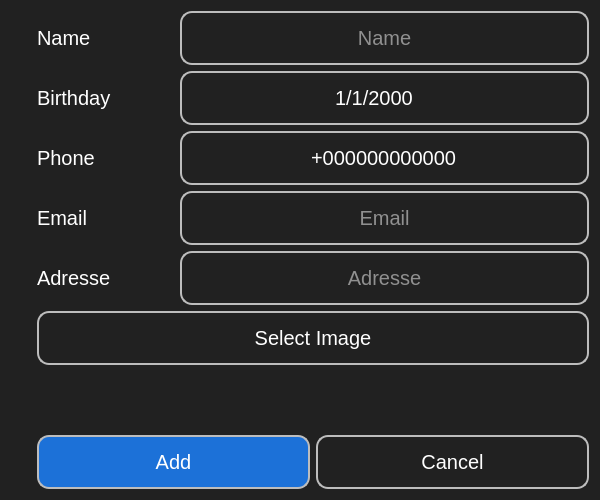
Qt form custom_widgets/personDetails/PersonDetails.ui (elmhadji/AccessController) before a commit.
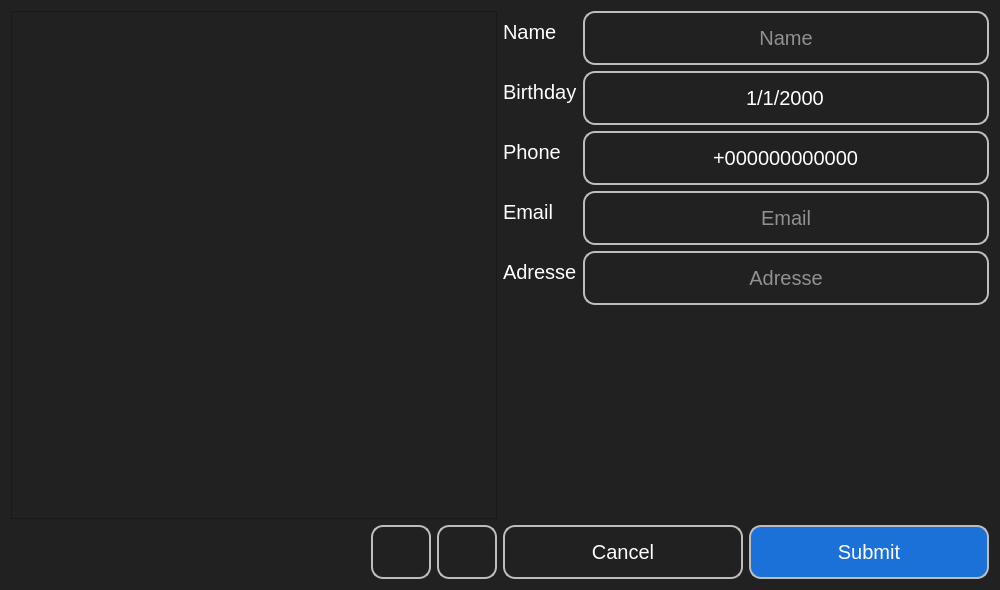
The same form after that commit. Icons and pictures are not drawn.

Commit message: -Refacture so they can work with multiples pictures -Redesigne so it allow to select multiples pictures

Patch:
```diff
--- a/custom_widgets/personDetails/PersonDetails.ui
+++ b/custom_widgets/personDetails/PersonDetails.ui
@@ -6,20 +6,20 @@
    <rect>
     <x>0</x>
     <y>0</y>
-    <width>600</width>
-    <height>500</height>
+    <width>1000</width>
+    <height>590</height>
    </rect>
   </property>
   <property name="minimumSize">
    <size>
-    <width>600</width>
-    <height>500</height>
+    <width>1000</width>
+    <height>590</height>
    </size>
   </property>
   <property name="maximumSize">
    <size>
-    <width>600</width>
-    <height>500</height>
+    <width>1000</width>
+    <height>590</height>
    </size>
   </property>
   <property name="windowTitle">
@@ -36,7 +36,7 @@
 	height:50px;
 	font-size:20px
 }
-QPushButton#addButton{
+QPushButton#submitButton{
 	background-color: rgb(28, 113, 216);
 }
 QLineEdit{
@@ -69,29 +69,6 @@
 	font-size: 20px; 
 }
 
-QDateEdit::up-button, QDateEdit::down-button { 
-	subcontrol-origin: border; 
-	subcontrol-position: right center; 
-	width: 20px; 
-	border: none; 
-	background: transparent; 
-}
-
-QDateEdit::up-arrow, QDateEdit::down-arrow { 
-	width: 10px; 
-	height: 10px; 
-	image: url(arrow.png); 
-}
-
-QDateEdit::up-arrow { 
-	top: -5px; 
-	transform: rotate(90deg); 
-}
-
-QDateEdit::down-arrow { 
-	bottom: -5px; 
-	transform: rotate(-90deg); 
-}
 
 QDateEdit::calendar-popup { 
 	border: 2px solid rgb(189, 189, 189); 
@@ -99,44 +76,91 @@
 }
 </string>
   </property>
-  <layout class="QHBoxLayout" name="horizontalLayout_3">
-   <item>
-    <layout class="QVBoxLayout" name="verticalLayout_3">
+  <layout class="QGridLayout" name="gridLayout">
+   <item row="0" column="0">
+    <layout class="QHBoxLayout" name="horizontalLayout_4">
      <item>
-      <widget class="QLabel" name="personPictureLabel">
-       <property name="text">
-        <string/>
-       </property>
-       <property name="pixmap">
-        <pixmap resource="../../resources/qrcs/addPerson.qrc">:/images/images/Person.jpg</pixmap>
-       </property>
-       <property name="alignment">
-        <set>Qt::AlignCenter</set>
-       </property>
-      </widget>
+      <layout class="QVBoxLayout" name="verticalLayout_2" stretch="2,0">
+       <item>
+        <widget class="QFrame" name="frame">
+         <property name="frameShape">
+          <enum>QFrame::StyledPanel</enum>
+         </property>
+         <property name="frameShadow">
+          <enum>QFrame::Raised</enum>
+         </property>
+         <layout class="QGridLayout" name="gridLayout_3">
+          <property name="leftMargin">
+           <number>0</number>
+          </property>
+          <item row="0" column="0">
+           <layout class="QGridLayout" name="gridPictures"/>
+          </item>
+         </layout>
+        </widget>
+       </item>
+       <item>
+        <layout class="QHBoxLayout" name="horizontalLayout_3">
+         <item>
+          <spacer name="horizontalSpacer">
+           <property name="orientation">
+            <enum>Qt::Horizontal</enum>
+           </property>
+           <property name="sizeHint" stdset="0">
+            <size>
+             <width>40</width>
+             <height>20</height>
+            </size>
+           </property>
+          </spacer>
+         </item>
+         <item>
+          <layout class="QHBoxLayout" name="horizontalLayout_2">
+           <item>
+            <widget class="QPushButton" name="resetButton">
+             <property name="minimumSize">
+              <size>
+               <width>60</width>
+               <height>0</height>
+              </size>
+             </property>
+             <property name="text">
+              <string/>
+             </property>
+             <property name="icon">
+              <iconset resource="../../resources/qrcs/addPerson.qrc">
+               <normaloff>:/icons/Icons/rotate-right.png</normaloff>:/icons/Icons/rotate-right.png</iconset>
+             </property>
+            </widget>
+           </item>
+           <item>
+            <widget class="QPushButton" name="selectPicturesButton">
+             <property name="minimumSize">
+              <size>
+               <width>60</width>
+               <height>0</height>
+              </size>
+             </property>
+             <property name="text">
+              <string/>
+             </property>
+             <property name="icon">
+              <iconset resource="../../resources/qrcs/addPerson.qrc">
+               <normaloff>:/icons/Icons/circle-plus.png</normaloff>:/icons/Icons/circle-plus.png</iconset>
+             </property>
+            </widget>
+           </item>
+          </layout>
+         </item>
+        </layout>
+       </item>
+      </layout>
      </item>
      <item>
-      <spacer name="verticalSpacer_2">
-       <property name="orientation">
-        <enum>Qt::Vertical</enum>
-       </property>
-       <property name="sizeHint" stdset="0">
-        <size>
-         <width>20</width>
-         <height>40</height>
-        </size>
-       </property>
-      </spacer>
-     </item>
-    </layout>
-   </item>
-   <item>
-    <layout class="QVBoxLayout" name="verticalLayout_2">
-     <item>
-      <layout class="QVBoxLayout" name="verticalLayout">
+      <layout class="QVBoxLayout" name="verticalLayout" stretch="2,0">
        <item>
-        <layout class="QHBoxLayout" name="horizontalLayout_5" stretch="1,3">
-         <item>
+        <layout class="QFormLayout" name="formLayout">
+         <item row="0" column="0">
           <widget class="QLabel" name="nameLabel">
            <property name="text">
             <string>Name</string>
@@ -146,7 +170,7 @@
            </property>
           </widget>
          </item>
-         <item>
+         <item row="0" column="1">
           <widget class="QLineEdit" name="nameInput">
            <property name="alignment">
             <set>Qt::AlignCenter</set>
@@ -156,11 +180,7 @@
            </property>
           </widget>
          </item>
-        </layout>
-       </item>
-       <item>
-        <layout class="QHBoxLayout" name="horizontalLayout_2" stretch="1,3">
-         <item>
+         <item row="1" column="0">
           <widget class="QLabel" name="birthdayLabel">
            <property name="text">
             <string>Birthday</string>
@@ -173,11 +193,20 @@
            </property>
           </widget>
          </item>
-         <item>
+         <item row="1" column="1">
           <widget class="QDateEdit" name="birthdayInput">
+           <property name="wrapping">
+            <bool>false</bool>
+           </property>
+           <property name="frame">
+            <bool>true</bool>
+           </property>
            <property name="alignment">
             <set>Qt::AlignCenter</set>
            </property>
+           <property name="buttonSymbols">
+            <enum>QAbstractSpinBox::NoButtons</enum>
+           </property>
            <property name="currentSection">
             <enum>QDateTimeEdit::DaySection</enum>
            </property>
@@ -186,11 +215,7 @@
            </property>
           </widget>
          </item>
-        </layout>
-       </item>
-       <item>
-        <layout class="QHBoxLayout" name="horizontalLayout_6" stretch="1,3">
-         <item>
+         <item row="2" column="0">
           <widget class="QLabel" name="phoneNumberLabel">
            <property name="text">
             <string>Phone</string>
@@ -200,7 +225,7 @@
            </property>
           </widget>
          </item>
-         <item>
+         <item row="2" column="1">
           <widget class="QLineEdit" name="phoneNumberInput">
            <property name="inputMask">
             <string>+999999999999</string>
@@ -219,11 +244,7 @@
            </property>
           </widget>
          </item>
-        </layout>
-       </item>
-       <item>
-        <layout class="QHBoxLayout" name="horizontalLayout_7" stretch="1,3">
-         <item>
+         <item row="3" column="0">
           <widget class="QLabel" name="emailLabel">
            <property name="text">
             <string>Email</string>
@@ -233,7 +254,7 @@
            </property>
           </widget>
          </item>
-         <item>
+         <item row="3" column="1">
           <widget class="QLineEdit" name="emailInput">
            <property name="inputMask">
             <string/>
@@ -246,11 +267,7 @@
            </property>
           </widget>
          </item>
-        </layout>
-       </item>
-       <item>
-        <layout class="QHBoxLayout" name="horizontalLayout_8" stretch="1,3">
-         <item>
+         <item row="4" column="0">
           <widget class="QLabel" name="adresseLabel">
            <property name="text">
             <string>Adresse</string>
@@ -260,7 +277,7 @@
            </property>
           </widget>
          </item>
-         <item>
+         <item row="4" column="1">
           <widget class="QLineEdit" name="adresseInput">
            <property name="alignment">
             <set>Qt::AlignCenter</set>
@@ -273,42 +290,22 @@
         </layout>
        </item>
        <item>
-        <widget class="QPushButton" name="selectImageButton">
-         <property name="text">
-          <string>Select Image</string>
-         </property>
-        </widget>
-       </item>
-       <item>
-        <spacer name="verticalSpacer">
-         <property name="orientation">
-          <enum>Qt::Vertical</enum>
-         </property>
-         <property name="sizeHint" stdset="0">
-          <size>
-           <width>20</width>
-           <height>40</height>
-          </size>
-         </property>
-        </spacer>
-       </item>
-      </layout>
-     </item>
-     <item>
-      <layout class="QHBoxLayout" name="horizontalLayout">
-       <item>
-        <widget class="QPushButton" name="addButton">
-         <property name="text">
-          <string>Add</string>
-         </property>
-        </widget>
-       </item>
-       <item>
-        <widget class="QPushButton" name="cancelButton">
-         <property name="text">
-          <string>Cancel</string>
-         </property>
-        </widget>
+        <layout class="QHBoxLayout" name="horizontalLayout">
+         <item>
+          <widget class="QPushButton" name="cancelButton">
+           <property name="text">
+            <string>Cancel</string>
+           </property>
+          </widget>
+         </item>
+         <item>
+          <widget class="QPushButton" name="submitButton">
+           <property name="text">
+            <string>Submit</string>
+           </property>
+          </widget>
+         </item>
+        </layout>
        </item>
       </layout>
      </item>
```
Left out of the diff: 13 changed lines with no effect on the pictures. The commit also changes 3 other files.
